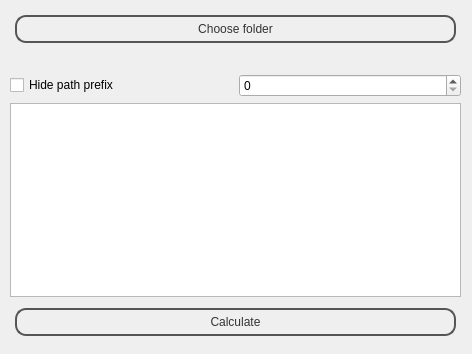
Above: uis/mainWindow.ui from MichailKon/C__ClearVolume before the change. Below: the same form after it.
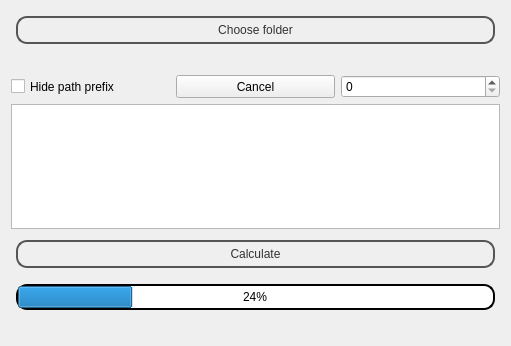
That is the form after the change.

Commit message: Loading window replaced by progress bar Some bugfix for table widget

What changed in the file:
```diff
--- a/uis/mainWindow.ui
+++ b/uis/mainWindow.ui
@@ -6,24 +6,48 @@
    <rect>
     <x>0</x>
     <y>0</y>
-    <width>472</width>
-    <height>354</height>
+    <width>511</width>
+    <height>346</height>
    </rect>
   </property>
   <property name="windowTitle">
    <string>mainWindow</string>
   </property>
-  <widget class="QWidget" name="gridLayoutWidget">
-   <property name="geometry">
-    <rect>
-     <x>10</x>
-     <y>10</y>
-     <width>451</width>
-     <height>331</height>
-    </rect>
-   </property>
+  <layout class="QGridLayout" name="gridLayout_2">
+   <item row="0" column="0">
    <layout class="QGridLayout" name="gridLayout">
-    <item row="4" column="0" colspan="2">
+     <item row="2" column="0">
+      <widget class="QCheckBox" name="checkBox_hidePrefix">
+       <property name="sizePolicy">
+        <sizepolicy hsizetype="Expanding" vsizetype="Expanding">
+         <horstretch>0</horstretch>
+         <verstretch>0</verstretch>
+        </sizepolicy>
+       </property>
+       <property name="styleSheet">
+        <string notr="true"/>
+       </property>
+       <property name="text">
+        <string>Hide path prefix</string>
+       </property>
+      </widget>
+     </item>
+     <item row="5" column="0" colspan="3">
+      <widget class="QProgressBar" name="progressBar">
+       <property name="styleSheet">
+        <string notr="true">QProgressBar {
+  margin: 5px;
+  border: 2px solid black;
+  border-radius: 11px;
+  text-align: center;
+}</string>
+       </property>
+       <property name="value">
+        <number>24</number>
+       </property>
+      </widget>
+     </item>
+     <item row="4" column="0" colspan="3">
      <widget class="QPushButton" name="pushButton_calculate">
       <property name="styleSheet">
        <string notr="true">QPushButton {
@@ -56,41 +80,7 @@
       </property>
      </widget>
     </item>
-    <item row="0" column="0" colspan="2">
-     <widget class="QPushButton" name="pushButton_chooseFolder">
-      <property name="styleSheet">
-       <string notr="true">QPushButton {
-margin: 5px;
-color: #333;
-border: 2px solid #555;
-border-radius: 11px;
-padding: 5px;
-background: qradialgradient(cx: 0.3, cy: -0.4,
-fx: 0.3, fy: -0.4,
-radius: 1.35, stop: 0 #fff, stop: 1 #888);
-min-width: 80px;
-}
-
-QPushButton:hover {
-background: qradialgradient(cx: 0.3, cy: -0.4,
-fx: 0.3, fy: -0.4,
-radius: 1.35, stop: 0 #fff, stop: 1 #bbb);
-}
-
-QPushButton:pressed {
-background: qradialgradient(cx: 0.4, cy: -0.1,
-fx: 0.4, fy: -0.1,
-radius: 1.35, stop: 0 #fff, stop: 1 #ddd);
-}
-
-</string>
-      </property>
-      <property name="text">
-       <string>Choose folder</string>
-      </property>
-     </widget>
-    </item>
-    <item row="3" column="0" colspan="2">
+     <item row="3" column="0" colspan="3">
      <widget class="QTableWidget" name="tableWidget">
       <property name="styleSheet">
        <string notr="true">QTableWidget:item:selected
@@ -101,22 +91,55 @@
       </property>
      </widget>
     </item>
-    <item row="1" column="0" colspan="2">
+     <item row="0" column="0" colspan="3">
+      <widget class="QPushButton" name="pushButton_chooseFolder">
+       <property name="styleSheet">
+        <string notr="true">QPushButton {
+margin: 5px;
+color: #333;
+border: 2px solid #555;
+border-radius: 11px;
+padding: 5px;
+background: qradialgradient(cx: 0.3, cy: -0.4,
+fx: 0.3, fy: -0.4,
+radius: 1.35, stop: 0 #fff, stop: 1 #888);
+min-width: 80px;
+}
+
+QPushButton:hover {
+background: qradialgradient(cx: 0.3, cy: -0.4,
+fx: 0.3, fy: -0.4,
+radius: 1.35, stop: 0 #fff, stop: 1 #bbb);
+}
+
+QPushButton:pressed {
+background: qradialgradient(cx: 0.4, cy: -0.1,
+fx: 0.4, fy: -0.1,
+radius: 1.35, stop: 0 #fff, stop: 1 #ddd);
+}
+
+</string>
+       </property>
+       <property name="text">
+        <string>Choose folder</string>
+       </property>
+      </widget>
+     </item>
+     <item row="1" column="0" colspan="3">
      <widget class="QLabel" name="chosenFolder">
       <property name="text">
        <string/>
       </property>
      </widget>
     </item>
-    <item row="2" column="0">
-     <widget class="QCheckBox" name="checkBox_hidePrefix">
-      <property name="text">
-       <string>Hide path prefix</string>
-      </property>
-     </widget>
-    </item>
-    <item row="2" column="1">
+     <item row="2" column="2">
      <widget class="QSpinBox" name="spinBox_recursionLimit">
+       <property name="sizePolicy">
+        <sizepolicy hsizetype="Expanding" vsizetype="Expanding">
+         <horstretch>0</horstretch>
+         <verstretch>0</verstretch>
+        </sizepolicy>
+       </property>
       <property name="styleSheet">
        <string notr="true">spinBox {
 }</string>
@@ -126,8 +149,34 @@
       </property>
      </widget>
     </item>
-   </layout>
-  </widget>
+     <item row="2" column="1">
+      <widget class="QPushButton" name="pushButton_cancel">
+       <property name="sizePolicy">
+        <sizepolicy hsizetype="Expanding" vsizetype="Expanding">
+         <horstretch>0</horstretch>
+         <verstretch>0</verstretch>
+        </sizepolicy>
+       </property>
+       <property name="text">
+        <string>Cancel</string>
+       </property>
+      </widget>
+     </item>
+     <item row="6" column="0" colspan="3">
+      <widget class="QLabel" name="label_info">
+       <property name="styleSheet">
+        <string notr="true">QLabel {
+rgb(239, 41, 41)
+}</string>
+       </property>
+       <property name="text">
+        <string/>
+       </property>
+      </widget>
+     </item>
+    </layout>
+   </item>
+  </layout>
  </widget>
  <resources/>
  <connections/>
```
Left out of the diff: 8 changed lines with no effect on the pictures. Lines whose indentation alone changed are shown as unchanged. The commit also changes 9 other files.
